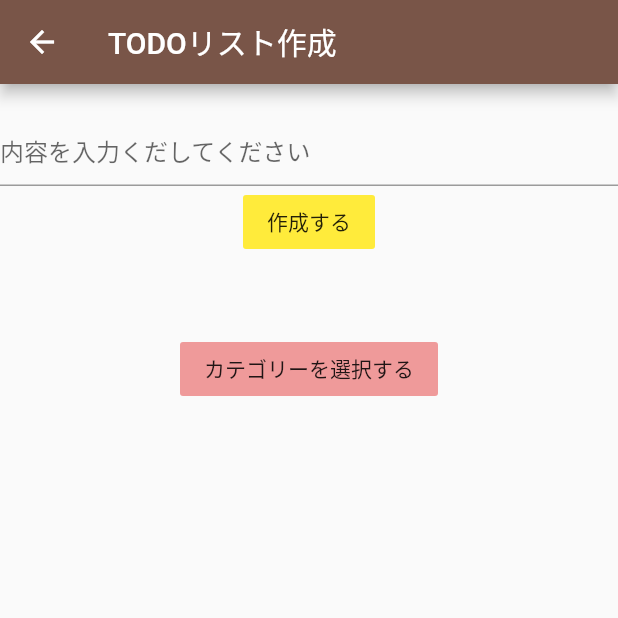
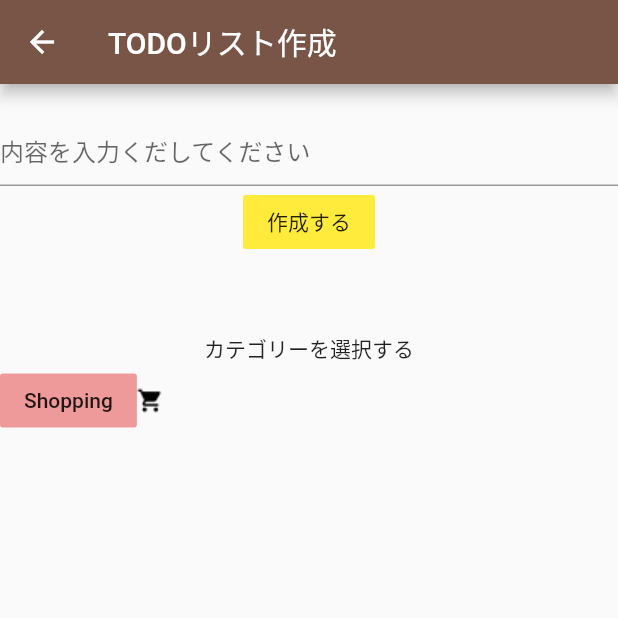
Before and after one commit to sakurako-y0316/sakuline, a Flutter app: the AddToDoItem screen opened directly with empty values, on a phone screen of 412 x 824 dp, the top half of it. Run offline on Flutter 3.47's test engine with Material 2 defaults, Android fonts, the phone set to English and light mode, and no system bars; our stand-ins replace cloud_firestore, firebase_auth, firebase_storage, flutter_slidable, flutter_spinkit, image_picker and 2 more; accounts and stored records are empty.

Commit message:
作業中

```diff
--- a/lib/screen/todo/todo_item_screen.dart
+++ b/lib/screen/todo/todo_item_screen.dart
@@ -59,18 +59,18 @@ class ToDoItemScreen extends StatelessWidget {
                         // ); //ここでフェッチ　したら、戻ると同時に更新する
                         // model.fetch(todoId);
                       },
-                      caption: '',
-                      color: Colors.blue,
+                      caption: '買い物',
+                      color: Colors.yellow,
                       icon: Icons.add_shopping_cart,
                     ),
                     IconSlideAction(
-                      color: Colors.orange,
-                      caption: '',
+                      color: Colors.yellow[800],
+                      caption: '持ち物',
                       icon: Icons.language,
                     ),
                     IconSlideAction(
-                      color: Colors.orange,
-                      caption: '',
+                      color: Colors.yellow[900],
+                      caption: 'その他',
                       icon: Icons.more,
                     )
                   ],
@@ -124,7 +124,7 @@ class ToDoItemScreen extends StatelessWidget {
                             Icons.check_circle,
                             color: Colors.red,
                           )
-                        : Text(''),
+                        : Icon(Icons.check_circle, color: Colors.grey[300]),
                     title: model.todoItem[index].done == true
                         ? Text(
                             model.todoItem[index].title,
@@ -151,6 +151,11 @@ class AddToDoItem extends StatelessWidget {
 
   @override
   Widget build(BuildContext context) {
+    final _selectCategory = [
+      _SelectCategory(title: 'Shopping', image: ''),
+      _SelectCategory(title: 'Bring', image: ''),
+      _SelectCategory(title: 'Other', image: ''),
+    ];
     return ChangeNotifierProvider<ToDoItemScreemViewModel>(
       create: (_) => ToDoItemScreemViewModel()..fetch(todoId),
       child: Consumer<ToDoItemScreemViewModel>(
@@ -181,10 +186,16 @@ class AddToDoItem extends StatelessWidget {
                 SizedBox(
                   height: 50,
                 ),
-                FlatButton(
-                  color: Colors.red[200],
-                  onPressed: () {},
-                  child: Text('カテゴリーを選択する'),
+                Text('カテゴリーを選択する'),
+                Row(
+                  children: <Widget>[
+                    FlatButton(
+                      color: Colors.red[200],
+                      onPressed: () {},
+                      child: Text('Shopping'),
+                    ),
+                    Image.asset('lib/assets/images/shopping_cart.png')
+                  ],
                 ),
               ],
             ),
@@ -193,6 +204,13 @@ class AddToDoItem extends StatelessWidget {
       ),
     );
   }
+}
+
+class _SelectCategory {
+  final String title;
+  final String image;
+
+  _SelectCategory({this.title, this.image});
 }
 
 class EditToDoItem extends StatelessWidget {
```
Also changed, not shown: lib/screen/todo/todo_screen.dart (+7 -1 lines), lib/assets/images/luggage.png (renamed from lib/assets/images/outline_luggage_black_18dp.png), lib/assets/images/more.png (added), lib/assets/images/shopping_cart.png (added).
